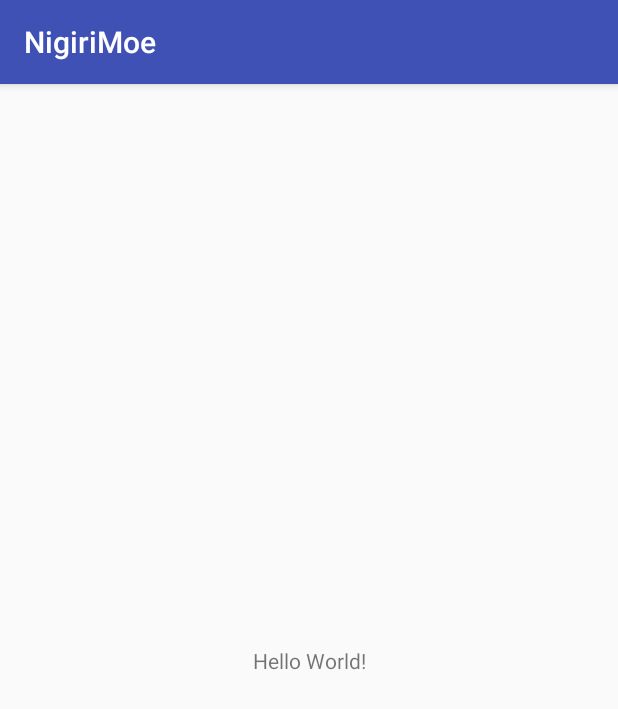
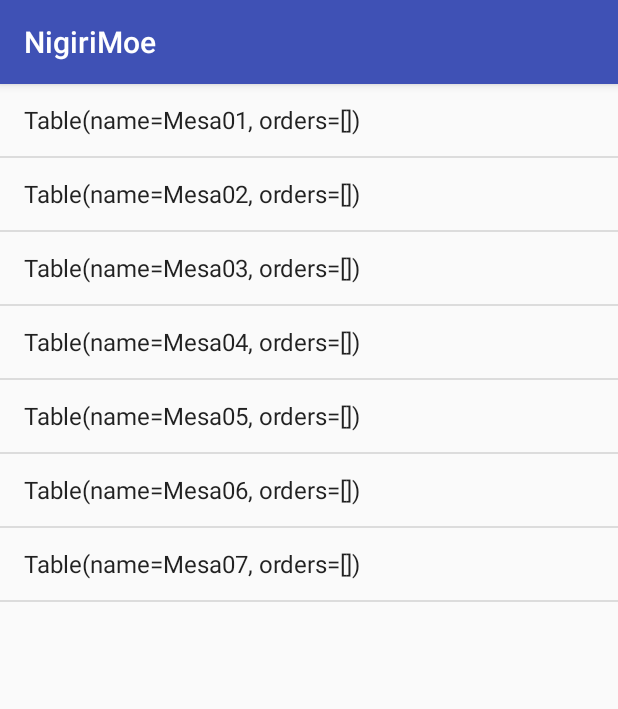
Before and after one commit to TheHandyOwl/NigiriMoe, an Android app: the screen it shows after launch (TableListActivity), on a phone screen of 412 x 824 dp. Shown: the top 709 px of the screen. Run offline under Robolectric (Android 15) with nearby library versions, the light colour scheme and no system bars.

Commit message:
Vista principal para la 'table list'

```diff
--- a/app/build.gradle
+++ b/app/build.gradle
@@ -24,9 +24,10 @@ android {
 
 dependencies {
     implementation fileTree(dir: 'libs', include: ['*.jar'])
-    implementation"org.jetbrains.kotlin:kotlin-stdlib-jre7:$kotlin_version"
+    implementation "org.jetbrains.kotlin:kotlin-stdlib-jre7:$kotlin_version"
     implementation 'com.android.support:appcompat-v7:26.1.0'
     implementation 'com.android.support.constraint:constraint-layout:1.0.2'
+    implementation 'com.android.support:support-v4:26.1.0'
     testImplementation 'junit:junit:4.12'
     androidTestImplementation 'com.android.support.test:runner:1.0.1'
     androidTestImplementation 'com.android.support.test.espresso:espresso-core:3.0.1'
--- a/app/src/main/AndroidManifest.xml
+++ b/app/src/main/AndroidManifest.xml
@@ -9,7 +9,7 @@
         android:roundIcon="@mipmap/ic_launcher_round"
         android:supportsRtl="true"
         android:theme="@style/AppTheme">
-        <activity android:name=".TableListActivity">
+        <activity android:name=".activity.TableListActivity">
             <intent-filter>
                 <action android:name="android.intent.action.MAIN" />
 
--- a/app/src/main/java/com/tho/nigirimoe/TableListActivity.kt
+++ /dev/null
@@ -1,12 +0,0 @@
-package com.tho.nigirimoe
-
-import android.support.v7.app.AppCompatActivity
-import android.os.Bundle
-
-class TableListActivity : AppCompatActivity() {
-
-    override fun onCreate(savedInstanceState: Bundle?) {
-        super.onCreate(savedInstanceState)
-        setContentView(R.layout.activity_table_list)
-    }
-}
--- /dev/null
+++ b/app/src/main/java/com/tho/nigirimoe/activity/TableListActivity.kt
@@ -0,0 +1,33 @@
+package com.tho.nigirimoe.activity
+
+import android.support.v7.app.AppCompatActivity
+import android.os.Bundle
+import android.util.Log
+import android.view.View
+import com.tho.nigirimoe.R
+import com.tho.nigirimoe.fragment.TableListFragment
+import com.tho.nigirimoe.model.Table
+
+class TableListActivity : AppCompatActivity(), TableListFragment.OnTableSelectedListener {
+
+    override fun onCreate(savedInstanceState: Bundle?) {
+        super.onCreate(savedInstanceState)
+        setContentView(R.layout.activity_table_list)
+
+        // Comprobamos el layout
+        if (findViewById<View>(R.id.fragment_table_list) != null) {
+            //Comprobamos el fragment
+            if (fragmentManager.findFragmentById(R.id.fragment_table_list) == null) {
+                val fragment = TableListFragment.newInstance()
+                fragmentManager.beginTransaction()
+                        .add(R.id.fragment_table_list, fragment)
+                        .commit()
+            }
+        }
+    }
+
+    override fun onTableSelected(table: Table, position: Int) {
+        Log.v("LOG", "Se ha pulsado la posición: ${position}")
+    }
+
+}
--- /dev/null
+++ b/app/src/main/java/com/tho/nigirimoe/fragment/TableListFragment.kt
@@ -0,0 +1,77 @@
+package com.tho.nigirimoe.fragment
+
+import android.app.Activity
+import android.content.Context
+import android.os.Bundle
+// Not this Fragment
+//import android.support.v4.app.Fragment
+import  android.app.Fragment
+import android.view.LayoutInflater
+import android.view.View
+import android.view.ViewGroup
+import android.widget.ArrayAdapter
+import android.widget.ListView
+
+import com.tho.nigirimoe.R
+import com.tho.nigirimoe.model.Table
+import com.tho.nigirimoe.model.Tables
+
+class TableListFragment : Fragment() {
+
+    companion object {
+        fun newInstance() = TableListFragment()
+    }
+
+    lateinit var root: View
+    private var onTableSelectedListener: OnTableSelectedListener? = null
+    private var _data = ArrayList<HashMap<String, Any>>()
+
+    override fun onCreate(savedInstanceState: Bundle?) {
+        super.onCreate(savedInstanceState)
+    }
+
+    override fun onCreateView(inflater: LayoutInflater?, container: ViewGroup?,
+                              savedInstanceState: Bundle?): View? {
+        if (inflater != null) {
+            root = inflater.inflate(R.layout.fragment_table_list, container, false)
+            val list = root.findViewById<ListView>(R.id.table_list)
+            val adapter = ArrayAdapter<Table>(activity, android.R.layout.simple_list_item_1, Tables.toArray())
+            list.adapter = adapter
+
+            // Pulsación del item de la lista
+            list.setOnItemClickListener { parent, view, position, id ->
+                onTableSelectedListener?.onTableSelected(Tables.get(position), position)
+            }
+
+        }
+
+        return root
+    }
+
+    override fun onAttach(context: Context?) {
+        super.onAttach(context)
+        commonAttach(context)
+    }
+
+    @Suppress("OverridingDeprecatedMember", "DEPRECATION")
+    override fun onAttach(activity: Activity?) {
+        super.onAttach(activity)
+        commonAttach(activity)
+    }
+
+    fun commonAttach(listener: Any?) {
+        if (listener is OnTableSelectedListener) {
+            onTableSelectedListener = listener
+        }
+    }
+
+    override fun onDetach() {
+        super.onDetach()
+        onTableSelectedListener = null
+    }
+
+    interface OnTableSelectedListener {
+        fun onTableSelected(table: Table, position: Int)
+    }
+
+}
--- /dev/null
+++ b/app/src/main/java/com/tho/nigirimoe/model/Course.kt
@@ -0,0 +1,6 @@
+package com.tho.nigirimoe.model
+
+data class Course (val name: String,
+                   val price: Float,
+                   val image: String,
+                   val description: String)
--- /dev/null
+++ b/app/src/main/java/com/tho/nigirimoe/model/Order.kt
@@ -0,0 +1,3 @@
+package com.tho.nigirimoe.model
+
+data class Order (val course: Course, var observations: String)
--- /dev/null
+++ b/app/src/main/java/com/tho/nigirimoe/model/Table.kt
@@ -0,0 +1,3 @@
+package com.tho.nigirimoe.model
+
+data class Table (val name: String, var orders: MutableList<Order> = mutableListOf())
--- /dev/null
+++ b/app/src/main/java/com/tho/nigirimoe/model/Tables.kt
@@ -0,0 +1,21 @@
+package com.tho.nigirimoe.model
+
+object Tables {
+    private val tables: List<Table> = listOf<Table>(
+            Table("Mesa01"),
+            Table("Mesa02"),
+            Table("Mesa03"),
+            Table("Mesa04"),
+            Table("Mesa05"),
+            Table("Mesa06"),
+            Table("Mesa07")
+    )
+
+    val count
+        get() = tables.size
+
+    operator fun get(i: Int) = tables[i]
+
+    fun toArray() = tables.toTypedArray()
+
+}
--- a/app/src/main/res/layout/activity_table_list.xml
+++ b/app/src/main/res/layout/activity_table_list.xml
@@ -4,15 +4,13 @@
     xmlns:tools="http://schemas.android.com/tools"
     android:layout_width="match_parent"
     android:layout_height="match_parent"
-    tools:context="com.tho.nigirimoe.TableListActivity">
+    tools:context="com.tho.nigirimoe.activity.TableListActivity">
 
-    <TextView
-        android:layout_width="wrap_content"
-        android:layout_height="wrap_content"
-        android:text="Hello World!"
-        app:layout_constraintBottom_toBottomOf="parent"
-        app:layout_constraintLeft_toLeftOf="parent"
-        app:layout_constraintRight_toRightOf="parent"
-        app:layout_constraintTop_toTopOf="parent" />
+    <FrameLayout
+        android:id="@+id/fragment_table_list"
+        android:layout_width="match_parent"
+        android:layout_height="match_parent">
+
+    </FrameLayout>
 
 </android.support.constraint.ConstraintLayout>
--- /dev/null
+++ b/app/src/main/res/layout/fragment_table_list.xml
@@ -0,0 +1,12 @@
+<FrameLayout xmlns:android="http://schemas.android.com/apk/res/android"
+    xmlns:tools="http://schemas.android.com/tools"
+    android:layout_width="match_parent"
+    android:layout_height="match_parent"
+    tools:context="com.tho.nigirimoe.fragment.TableListFragment">
+
+
+    <ListView
+        android:id="@+id/table_list"
+        android:layout_width="match_parent"
+        android:layout_height="match_parent" />
+</FrameLayout>
--- a/app/src/main/res/values/strings.xml
+++ b/app/src/main/res/values/strings.xml
@@ -1,3 +1,6 @@
 <resources>
     <string name="app_name">NigiriMoe</string>
+
+    <!-- TODO: Remove or change this placeholder text -->
+    <string name="hello_blank_fragment">Hello blank fragment</string>
 </resources>
```
